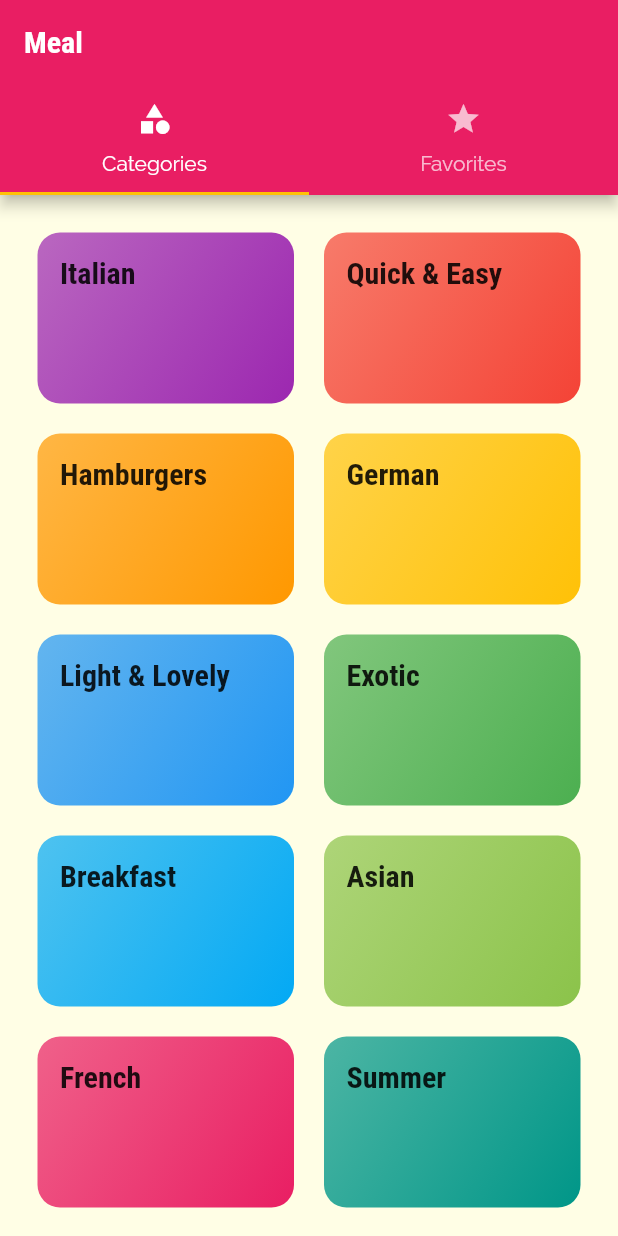
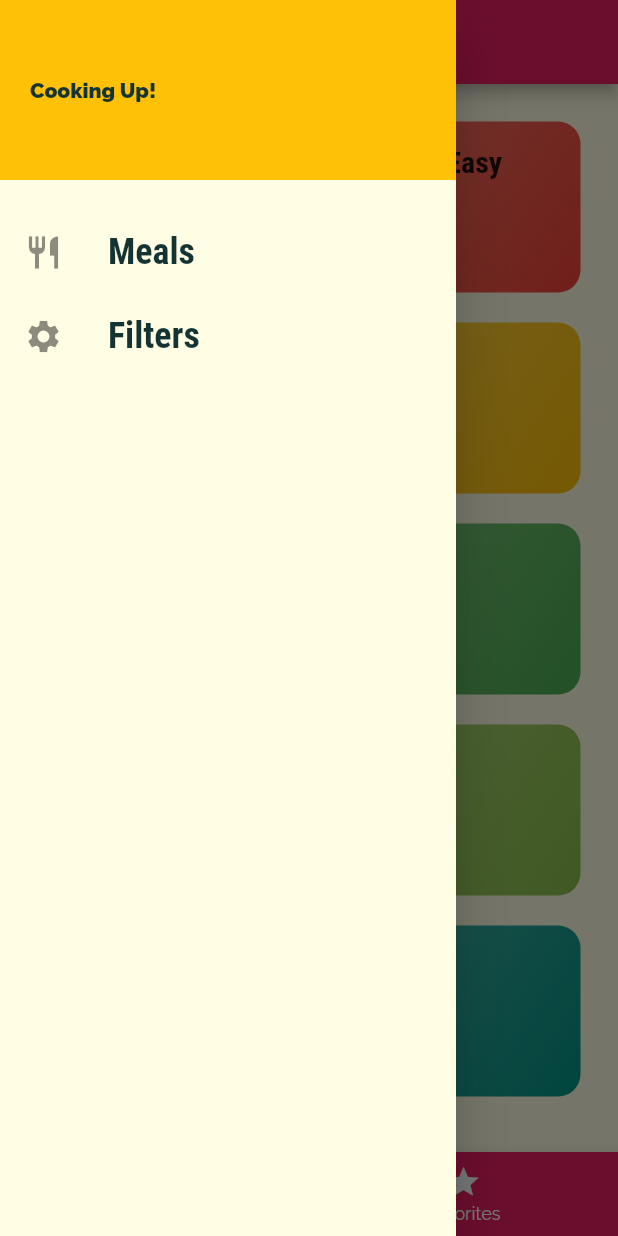
Before and after one commit to Anahit-95/deli_meals, a Flutter app: the screen it shows after launch, with the side drawer open (before the commit the screen has no drawer), on a phone screen of 412 x 824 dp. Run offline on Flutter 3.47's test engine with Material 2 defaults, Android fonts, the phone set to English and light mode, and no system bars.

Commit message:
Added BattomNavigationBar, Drawer, FilterPage and Favorite Page

```diff
--- a/lib/main.dart
+++ b/lib/main.dart
@@ -1,13 +1,76 @@
 import 'package:flutter/material.dart';
 
 import './screens/tabs_screen.dart';
-import 'screens/categories_screen.dart';
-import 'screens/category_meals_screen.dart';
-import 'screens/meal_detail_screen.dart';
+import './screens/categories_screen.dart';
+import './screens/category_meals_screen.dart';
+import './screens/meal_detail_screen.dart';
+import './screens/filters_screen.dart';
+import './models/meal.dart';
+
+import './dummy_data.dart';
 
 void main() => runApp(MyApp());
 
-class MyApp extends StatelessWidget {
+class MyApp extends StatefulWidget {
+  @override
+  State<MyApp> createState() => _MyAppState();
+}
+
+class _MyAppState extends State<MyApp> {
+  Map<String, bool> _filters = {
+    'gluten': false,
+    'lactose': false,
+    'vegetarian': false,
+    'vegan': false,
+  };
+
+  List<Meal> _availableMeals = DUMMY_MEALS;
+  List<Meal> _favoriteMeals = [];
+
+  void _setFilters(Map<String, bool> filterData) {
+    setState(() {
+      _filters = filterData;
+
+      _availableMeals = DUMMY_MEALS.where((meal) {
+        if (_filters['gluten'] && !meal.isGlutenFree) {
+          return false;
+        }
+        if (_filters['lactose'] && !meal.isLactoseFree) {
+          return false;
+        }
+        if (_filters['vegetarian'] && !meal.isVegetarian) {
+          return false;
+        }
+        if (_filters['vegan'] && !meal.isVegan) {
+          return false;
+        }
+        return true;
+      }).toList();
+    });
+  }
+
+  void _toggleFavorite(String mealId) {
+    final existingIndex =
+        _favoriteMeals.indexWhere((meal) => meal.id == mealId);
+    if (existingIndex >= 0) {
+      setState(() {
+        _favoriteMeals.removeAt(existingIndex);
+      });
+    } else {
+      setState(
+        () {
+          _favoriteMeals.add(
+            DUMMY_MEALS.firstWhere((meal) => mealId == meal.id),
+          );
+        },
+      );
+    }
+  }
+
+  bool _isMealFavorite(String id) {
+    return _favoriteMeals.any((meal) => meal.id == id);
+  }
+
   @override
   Widget build(BuildContext context) {
     return MaterialApp(
@@ -34,9 +97,13 @@ class MyApp extends StatelessWidget {
       ),
       // home: CategoriesScreen(),
       routes: {
-        '/': (context) => TabsScreen(),
-        CategoryMealsScreen.routeName: (context) => CategoryMealsScreen(),
-        MealDetailScreen.routName: (context) => MealDetailScreen(),
+        '/': (context) => TabsScreen(_favoriteMeals),
+        CategoryMealsScreen.routeName: (context) =>
+            CategoryMealsScreen(_availableMeals),
+        MealDetailScreen.routName: (context) =>
+            MealDetailScreen(_toggleFavorite, _isMealFavorite),
+        FiltersScreen.routeName: (context) =>
+            FiltersScreen(_filters, _setFilters),
       },
       // onGenerateRoute: (settings) {
       //   print(settings.arguments);
--- a/lib/screens/tabs_screen.dart
+++ b/lib/screens/tabs_screen.dart
@@ -2,73 +2,109 @@ import 'package:flutter/material.dart';
 
 import './categories_screen.dart';
 import './favorites_screen.dart';
+import '../widgets/main_drawer.dart';
+import '../models/meal.dart';
 
 class TabsScreen extends StatefulWidget {
+  final List<Meal> favoriteMeals;
+
+  TabsScreen(this.favoriteMeals);
+
   @override
   State<TabsScreen> createState() => _TabsScreenState();
 }
 
+class _TabsScreenState extends State<TabsScreen> {
+  List<Map<String, Object>> _pages;
+  int _selectedPageIndex = 0;
+
+  @override
+  void initState() {
+    _pages = [
+      {
+        'page': CategoriesScreen(),
+        'title': 'Category',
+      },
+      {
+        'page': FavoritesScreen(widget.favoriteMeals),
+        'title': 'Your Favorite',
+      },
+    ];
+    // TODO: implement initState
+    super.initState();
+  }
+
+  void _selectPage(int index) {
+    setState(() {
+      _selectedPageIndex = index;
+    });
+  }
+
+  @override
+  Widget build(BuildContext context) {
+    return Scaffold(
+      appBar: AppBar(
+        title: Text(_pages[_selectedPageIndex]['title']),
+      ),
+      drawer: MainDrawer(),
+      body: _pages[_selectedPageIndex]['page'],
+      bottomNavigationBar: BottomNavigationBar(
+        onTap: _selectPage,
+        backgroundColor: Theme.of(context).primaryColor,
+        unselectedItemColor: Colors.white,
+        selectedItemColor: Theme.of(context).accentColor,
+        currentIndex: _selectedPageIndex,
+        // type: BottomNavigationBarType.shifting,
+        items: [
+          BottomNavigationBarItem(
+            // backgroundColor: Theme.of(context).primaryColor,
+            label: 'Category',
+            icon: Icon(Icons.category),
+          ),
+          BottomNavigationBarItem(
+            // backgroundColor: Theme.of(context).primaryColor,
+            label: 'Favorites',
+            icon: Icon(Icons.star),
+          ),
+        ],
+      ),
+    );
+  }
+}
+
+
+
+
+// Tap bar at the top, appBar bottom
+
 // class _TabsScreenState extends State<TabsScreen> {
-
-//   void _selectPage(int index) {
-
-//   }
-
 //   @override
 //   Widget build(BuildContext context) {
-//     return Scaffold(
-//       appBar: AppBar(
-//         title: Text('Meals'),
-//       ),
-//       body: Text('body'),
-//       bottomNavigationBar: BottomNavigationBar(
-//         onTap: _selectPage,
-//         backgroundColor: Theme.of(context).primaryColor,
-//         items: [
-//           BottomNavigationBarItem(
-//             icon: Icon(Icons.category),
-//             // label: ,
+//     return DefaultTabController(
+//       length: 2,
+//       child: Scaffold(
+//         appBar: AppBar(
+//           title: Text('Meal'),
+//           bottom: TabBar(
+//             tabs: <Widget>[
+//               Tab(
+//                 icon: Icon(
+//                   Icons.category,
+//                 ),
+//                 text: 'Categories',
+//               ),
+//               Tab(
+//                 icon: Icon(Icons.star),
+//                 text: 'Favorites',
+//               ),
+//             ],
 //           ),
-//           BottomNavigationBarItem(
-//             icon: Icon(Icons.star),
-//             // title: Text('Favorites'),
-//           ),
-//         ],
+//         ),
+//         body: TabBarView(children: <Widget>[
+//           CategoriesScreen(),
+//           FavoritesScreen(),
+//         ]),
 //       ),
 //     );
 //   }
 // }
-
-// Tap bar at the top, appBar bottom
-
-class _TabsScreenState extends State<TabsScreen> {
-  @override
-  Widget build(BuildContext context) {
-    return DefaultTabController(
-      length: 2,
-      child: Scaffold(
-        appBar: AppBar(
-          title: Text('Meal'),
-          bottom: TabBar(
-            tabs: <Widget>[
-              Tab(
-                icon: Icon(
-                  Icons.category,
-                ),
-                text: 'Categories',
-              ),
-              Tab(
-                icon: Icon(Icons.star),
-                text: 'Favorites',
-              ),
-            ],
-          ),
-        ),
-        body: TabBarView(children: <Widget>[
-          CategoriesScreen(),
-          FavoritesScreen(),
-        ]),
-      ),
-    );
-  }
-}
--- /dev/null
+++ b/lib/widgets/main_drawer.dart
@@ -0,0 +1,65 @@
+import 'package:flutter/material.dart';
+import '../screens/filters_screen.dart';
+
+class MainDrawer extends StatelessWidget {
+  Widget buildListTile(
+    String title,
+    IconData icon,
+    Function tapHandler,
+  ) {
+    return ListTile(
+      leading: Icon(
+        icon,
+        size: 26,
+      ),
+      title: Text(
+        title,
+        style: TextStyle(
+          fontFamily: 'RobotoCondensed',
+          fontSize: 24,
+          fontWeight: FontWeight.bold,
+        ),
+      ),
+      onTap: tapHandler,
+    );
+  }
+
+  @override
+  Widget build(BuildContext context) {
+    return Drawer(
+      child: Column(
+        children: [
+          Container(
+            height: 120,
+            width: double.infinity,
+            padding: EdgeInsets.all(20),
+            alignment: Alignment.centerLeft,
+            color: Theme.of(context).accentColor,
+            child: Text(
+              'Cooking Up!',
+              style: TextStyle(fontWeight: FontWeight.w900),
+            ),
+          ),
+          SizedBox(
+            height: 20,
+          ),
+          buildListTile(
+            'Meals',
+            Icons.restaurant,
+            () {
+              Navigator.of(context).pushReplacementNamed('/');
+            },
+          ),
+          buildListTile(
+            'Filters',
+            Icons.settings,
+            () {
+              Navigator.of(context)
+                  .pushReplacementNamed(FiltersScreen.routeName);
+            },
+          ),
+        ],
+      ),
+    );
+  }
+}
```
Also changed, not shown: lib/screens/category_meals_screen.dart (+50 -20 lines), lib/screens/favorites_screen.dart (+27 -3 lines), lib/screens/filters_screen.dart (added, +127 -0 lines), lib/screens/meal_detail_screen.dart (+9 -0 lines), lib/widgets/meal_item.dart (+12 -1 lines).
